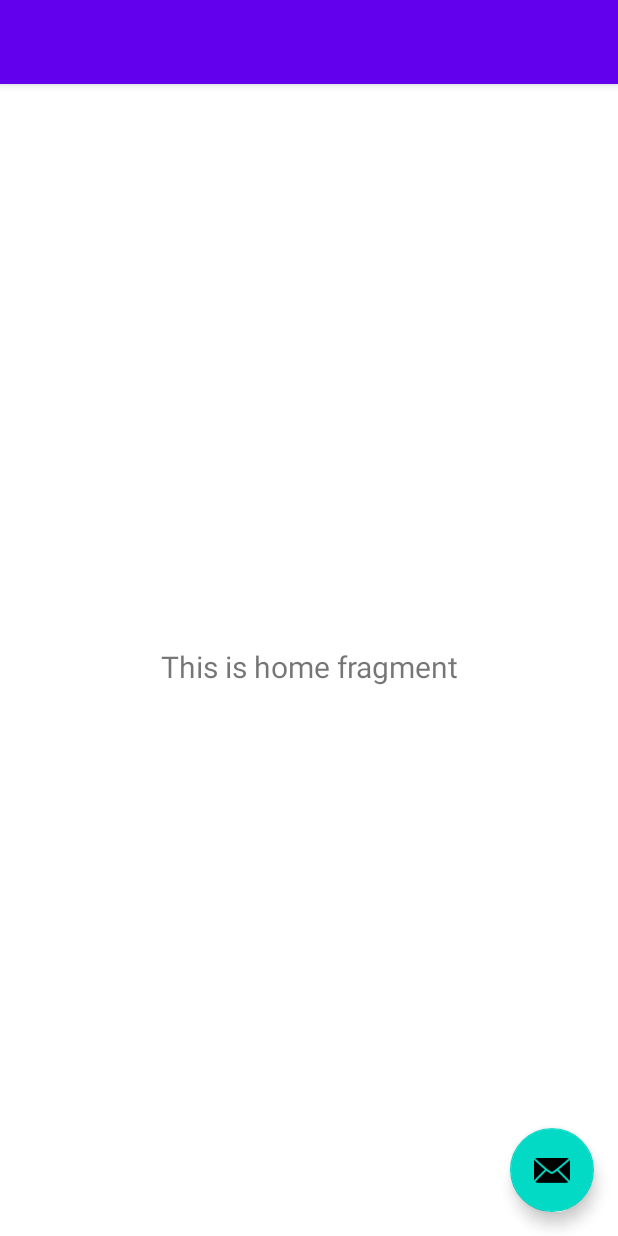
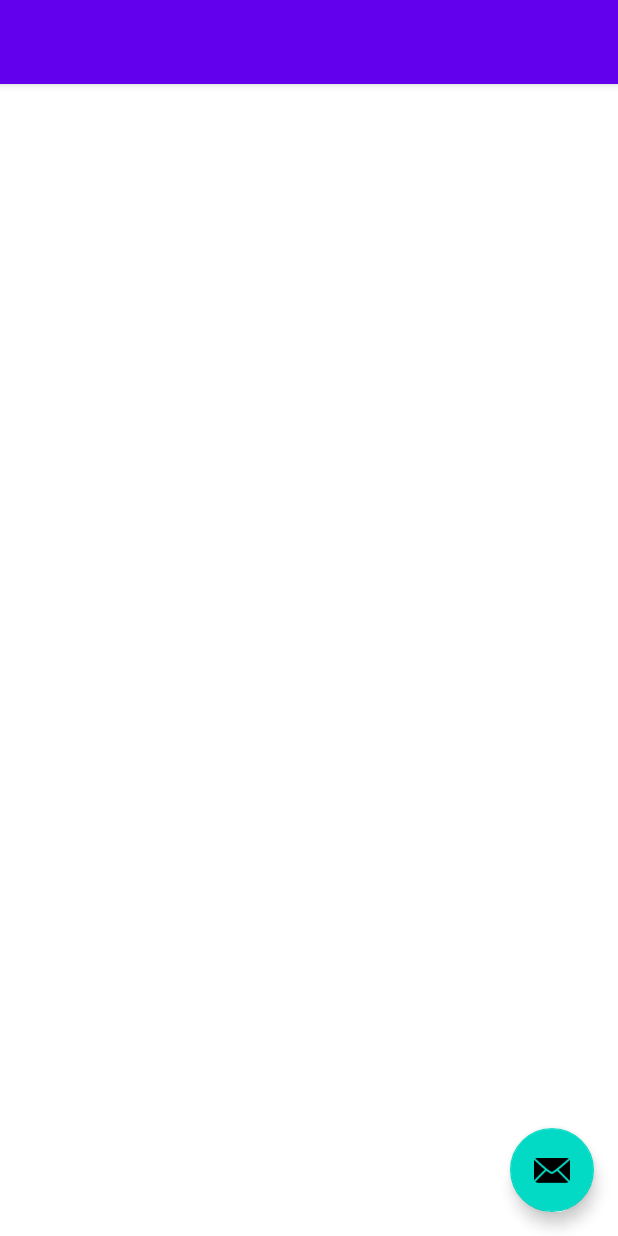
Before and after one commit to diosvo/LTDD_TH109-C91A_VoThiMyNhung, an Android app: the layout app_bar_main.xml on its own in the app's theme, with its tools: preview values and no code run, on a phone screen of 412 x 824 dp. Run offline under Robolectric (Android 15) with nearby library versions, the light colour scheme and no system bars.

Commit message:
upload some img

```diff
--- a/app/src/main/res/layout/content_main.xml
+++ b/app/src/main/res/layout/content_main.xml
@@ -5,16 +5,5 @@
     android:layout_width="match_parent"
     android:layout_height="match_parent"
     app:layout_behavior="@string/appbar_scrolling_view_behavior"
-    tools:showIn="@layout/app_bar_main">
-
-    <fragment
-        android:id="@+id/nav_host_fragment_content_main"
-        android:name="androidx.navigation.fragment.NavHostFragment"
-        android:layout_width="match_parent"
-        android:layout_height="match_parent"
-        app:defaultNavHost="true"
-        app:layout_constraintLeft_toLeftOf="parent"
-        app:layout_constraintRight_toRightOf="parent"
-        app:layout_constraintTop_toTopOf="parent"
-        app:navGraph="@navigation/mobile_navigation" />
-</androidx.constraintlayout.widget.ConstraintLayout>
+    tools:layout_editor_absoluteY="56dp"
+    tools:showIn="@layout/app_bar_main" />
```
Also changed, not shown: app/src/main/res/mipmap-xxxhdpi/newproducts.jpg (added), 3 other files.
